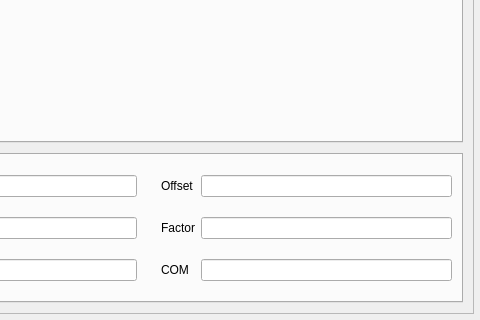
Old version of the form mdaviz/resources/mda_file_viz.ui in the repository BCDA-APS/mdaviz; both pictures show x 878 to 1358 and y 400 to 720 of the 1358 by 720 pixel window.
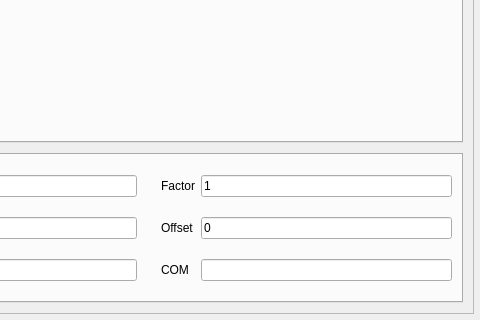
New version of the form. Icons and pictures are not drawn.

Commit message: #67 implement factor & offset to graph

Patch:
```diff
--- a/mdaviz/resources/mda_file_viz.ui
+++ b/mdaviz/resources/mda_file_viz.ui
@@ -563,31 +563,43 @@
                     <property name="verticalSpacing">
                      <number>0</number>
                     </property>
-                    <item row="2" column="0">
+                    <item row="1" column="2">
+                     <widget class="QLineEdit" name="offset_value">
+                      <property name="toolTip">
+                       <string>offset + (factor *y)</string>
+                      </property>
+                      <property name="text">
+                       <string>0</string>
+                      </property>
+                     </widget>
+                    </item>
+                    <item row="0" column="0">
                      <widget class="QLabel" name="factor_label">
+                      <property name="toolTip">
+                       <string>Enter a number to scale the y-values of the selected curve</string>
+                      </property>
                       <property name="text">
                        <string>Factor</string>
                       </property>
                      </widget>
                     </item>
-                    <item row="1" column="1">
-                     <widget class="QLineEdit" name="offset_value">
-                      <property name="toolTip">
-                       <string>Add constant to selected curve</string>
-                      </property>
-                     </widget>
-                    </item>
                     <item row="1" column="0">
                      <widget class="QLabel" name="offset_label">
+                      <property name="toolTip">
+                       <string>Enter a number to offset the y-values of the selected curve</string>
+                      </property>
                       <property name="text">
                        <string>Offset</string>
                       </property>
                      </widget>
                     </item>
-                    <item row="2" column="1">
+                    <item row="0" column="2">
                      <widget class="QLineEdit" name="factor_value">
                       <property name="toolTip">
-                       <string>Multiply selected curve by constant</string>
+                       <string>offset + (factor *y)</string>
+                      </property>
+                      <property name="text">
+                       <string>1</string>
                       </property>
                      </widget>
                     </item>
@@ -601,7 +613,7 @@
                       </property>
                      </widget>
                     </item>
-                    <item row="3" column="1">
+                    <item row="3" column="2">
                      <widget class="QLineEdit" name="com_text">
                       <property name="toolTip">
                        <string>Centor of mass abscissa</string>
```
The commit also changes 1 other file.
